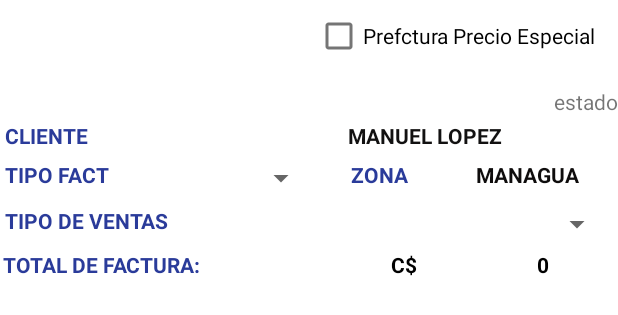
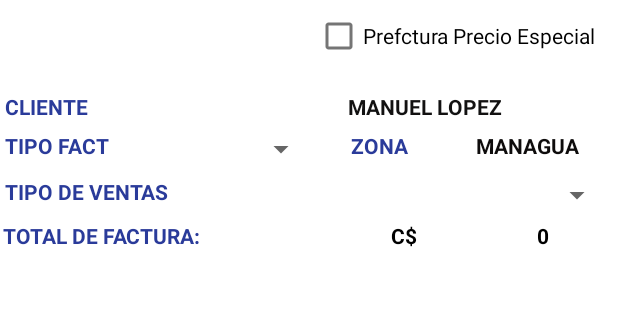
Before and after one commit to helmut1996/APP_SINEVOL, an Android app: the layout activity_main_facrura_list.xml on its own in the app's theme, with its tools: preview values and no code run, on a phone screen of 412 x 824 dp. Shown: the top 315 px of the screen. Run offline under Robolectric (Android 15) with nearby library versions, the phone set to English and light mode, and no system bars.

```diff
--- a/app/src/main/res/layout/activity_main_facrura_list.xml
+++ b/app/src/main/res/layout/activity_main_facrura_list.xml
@@ -25,9 +25,10 @@
         <TextView
             android:layout_width="wrap_content"
             android:layout_height="wrap_content"
-            android:text="estado"
+            android:text="0"
             android:id="@+id/text_estadoPrefactura"
-            android:layout_gravity="end"/>
+            android:layout_gravity="end"
+            android:visibility="gone"/>
         <LinearLayout
             android:layout_width="match_parent"
             android:layout_height="match_parent"
```
